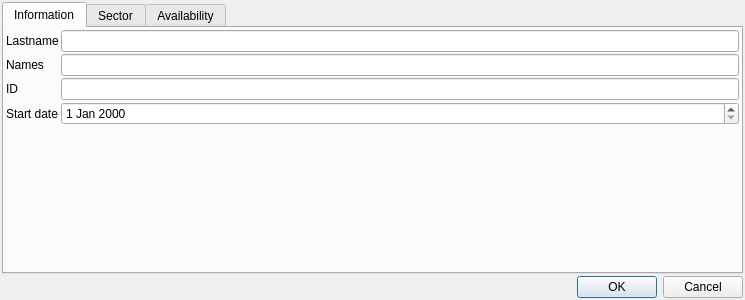
This is b6p/dlgemployee.ui in diegowald/b6p as Qt 5 draws it before an edit. The edited form follows.
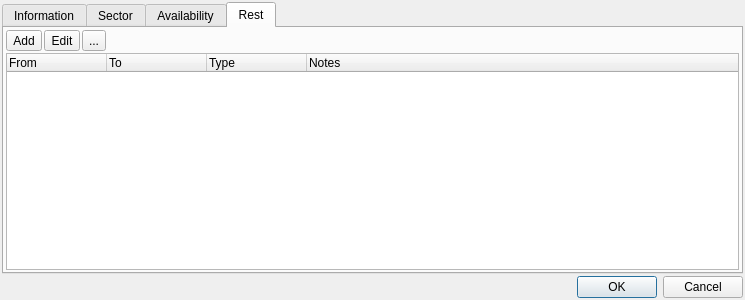
This is the edited form. The open tabs and pages were chosen to show the change. Icons and pictures are not drawn. Custom widgets are drawn as their Qt base class.

Commit message: Implementation of Rest days  for employees. Added dlgLicencia form Added Tab on DlgEmployees that refers to licencia. Added button on DlgPlanificacionDia that shows employee availability.

The edit to the form file:
```diff
--- a/b6p/dlgemployee.ui
+++ b/b6p/dlgemployee.ui
@@ -240,6 +240,112 @@
        </item>
       </layout>
      </widget>
+     <widget class="QWidget" name="tab_4">
+      <attribute name="title">
+       <string>Rest</string>
+      </attribute>
+      <layout class="QHBoxLayout" name="horizontalLayout">
+       <property name="spacing">
+        <number>2</number>
+       </property>
+       <property name="leftMargin">
+        <number>2</number>
+       </property>
+       <property name="topMargin">
+        <number>2</number>
+       </property>
+       <property name="rightMargin">
+        <number>2</number>
+       </property>
+       <property name="bottomMargin">
+        <number>2</number>
+       </property>
+       <item>
+        <layout class="QVBoxLayout" name="verticalLayout_4">
+         <property name="spacing">
+          <number>2</number>
+         </property>
+         <item>
+          <layout class="QGridLayout" name="gridLayout_2">
+           <property name="spacing">
+            <number>2</number>
+           </property>
+           <item row="0" column="3">
+            <spacer name="horizontalSpacer_2">
+             <property name="orientation">
+              <enum>Qt::Horizontal</enum>
+             </property>
+             <property name="sizeHint" stdset="0">
+              <size>
+               <width>40</width>
+               <height>20</height>
+              </size>
+             </property>
+            </spacer>
+           </item>
+           <item row="0" column="0">
+            <widget class="QToolButton" name="btnAdd_2">
+             <property name="text">
+              <string>Add</string>
+             </property>
+             <property name="icon">
+              <iconset resource="resources.qrc">
+               <normaloff>:/img/add</normaloff>:/img/add</iconset>
+             </property>
+            </widget>
+           </item>
+           <item row="0" column="1">
+            <widget class="QToolButton" name="btnEdit_2">
+             <property name="text">
+              <string>Edit</string>
+             </property>
+             <property name="icon">
+              <iconset resource="resources.qrc">
+               <normaloff>:/img/images/glyphicons_150_edit.png</normaloff>:/img/images/glyphicons_150_edit.png</iconset>
+             </property>
+            </widget>
+           </item>
+           <item row="0" column="2">
+            <widget class="QToolButton" name="btnDelete_2">
+             <property name="text">
+              <string>...</string>
+             </property>
+             <property name="icon">
+              <iconset resource="resources.qrc">
+               <normaloff>:/img/remove</normaloff>:/img/remove</iconset>
+             </property>
+            </widget>
+           </item>
+          </layout>
+         </item>
+         <item>
+          <widget class="QTreeWidget" name="treeLicencias">
+           <column>
+            <property name="text">
+             <string>From</string>
+            </property>
+           </column>
+           <column>
+            <property name="text">
+             <string>To</string>
+            </property>
+           </column>
+           <column>
+            <property name="text">
+             <string>Type</string>
+            </property>
+           </column>
+           <column>
+            <property name="text">
+             <string>Notes</string>
+            </property>
+           </column>
+          </widget>
+         </item>
+        </layout>
+       </item>
+      </layout>
+     </widget>
     </widget>
    </item>
    <item>
```
The commit also changes 37 other files.
